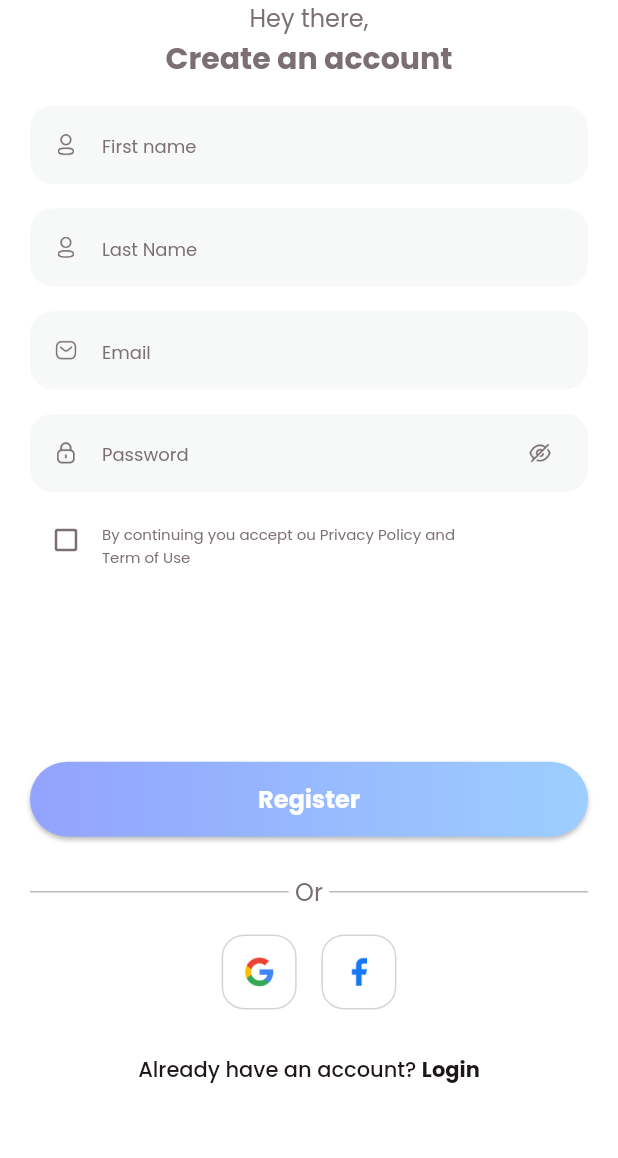
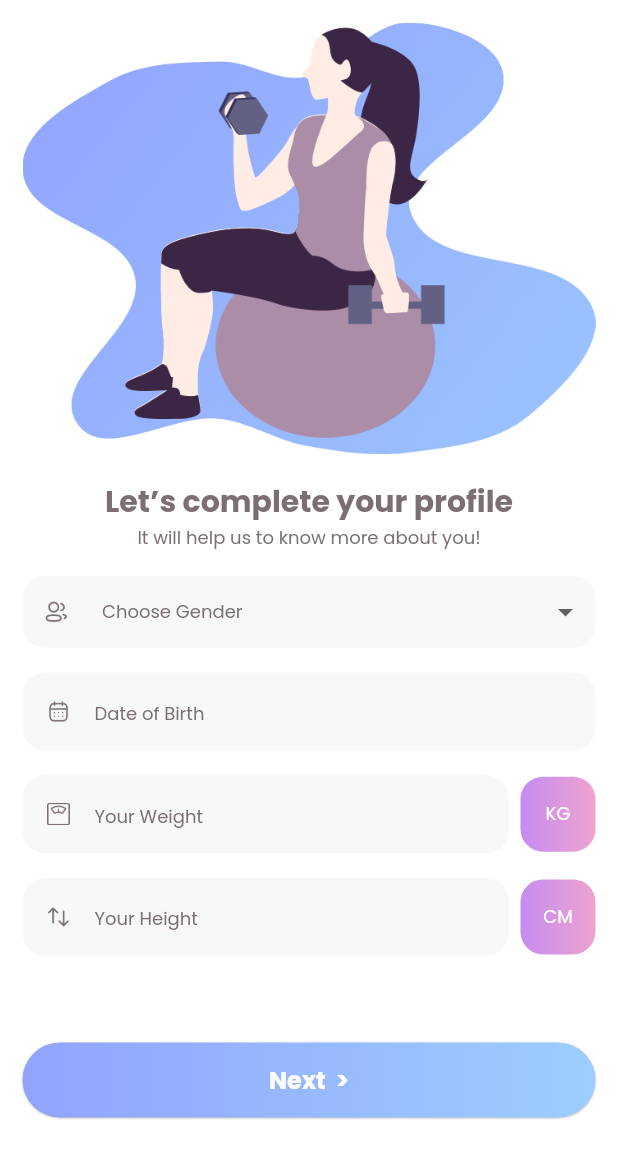
Before and after one commit to dat2403/fitness, a Flutter app: the SignUpView screen opened by its route, after a tap on "Register", on a phone screen of 412 x 824 dp. Shown: the top 1158 px of the screen. Run offline on Flutter 3.47's test engine with Material 2 defaults, Android fonts, the phone set to English and light mode, and no system bars; our stand-ins replace carousel_slider.

```diff
--- a/lib/common_widgets/round_button.dart
+++ b/lib/common_widgets/round_button.dart
@@ -29,8 +29,8 @@ class RoundButton extends StatelessWidget {
             ? const [
                 BoxShadow(
                   color: Colors.black26,
-                  blurRadius: 2,
-                  offset: Offset(0, 2),
+                  blurRadius: 0.5,
+                  offset: Offset(0, 0.5),
                 ),
               ]
             : null,
--- a/lib/router.dart
+++ b/lib/router.dart
@@ -1,4 +1,8 @@
+import 'package:fitness/views/auth/complete_profile_view.dart';
+import 'package:fitness/views/auth/login_view.dart';
 import 'package:fitness/views/auth/signup_view.dart';
+import 'package:fitness/views/auth/welcome_view.dart';
+import 'package:fitness/views/auth/your_goal_view.dart';
 import 'package:fitness/views/on_boarding/on_boarding_view.dart';
 import 'package:fitness/views/on_boarding/started_view.dart';
 import 'package:flutter/material.dart';
@@ -26,6 +30,34 @@ Route<dynamic> generateRoute(RouteSettings routeSettings) {
           builder: (_) => const SignUpView(),
         );
       }
+    case LoginView.routeName:
+      {
+        return MaterialPageRoute(
+          settings: routeSettings,
+          builder: (_) => const LoginView(),
+        );
+      }
+    case CompleteProfileView.routeName:
+      {
+        return MaterialPageRoute(
+          settings: routeSettings,
+          builder: (_) => const CompleteProfileView(),
+        );
+      }
+    case YourGoalView.routeName:
+      {
+        return MaterialPageRoute(
+          settings: routeSettings,
+          builder: (_) => const YourGoalView(),
+        );
+      }
+    case WelcomeView.routeName:
+      {
+        return MaterialPageRoute(
+          settings: routeSettings,
+          builder: (_) => const WelcomeView(),
+        );
+      }
     default:
       {
         return MaterialPageRoute(
--- /dev/null
+++ b/lib/views/auth/complete_profile_view.dart
@@ -0,0 +1,209 @@
+import 'package:fitness/common/color_extension.dart';
+import 'package:fitness/common_widgets/round_button.dart';
+import 'package:fitness/common_widgets/round_textfield.dart';
+import 'package:fitness/views/auth/your_goal_view.dart';
+import 'package:flutter/material.dart';
+
+class CompleteProfileView extends StatefulWidget {
+  static const String routeName = '/complete-profile';
+
+  const CompleteProfileView({Key? key}) : super(key: key);
+
+  @override
+  State<CompleteProfileView> createState() => _CompleteProfileViewState();
+}
+
+class _CompleteProfileViewState extends State<CompleteProfileView> {
+  TextEditingController txtDate = TextEditingController();
+
+  @override
+  Widget build(BuildContext context) {
+    var media = MediaQuery.of(context).size;
+    return Scaffold(
+      backgroundColor: TColor.white,
+      body: SingleChildScrollView(
+        child: SafeArea(
+          child: Padding(
+            padding: const EdgeInsets.all(15.0),
+            child: Column(
+              children: [
+                Image.asset(
+                  "assets/images/complete_profile.png",
+                  fit: BoxFit.fitWidth,
+                  width: media.width,
+                ),
+                SizedBox(
+                  height: media.height * 0.02,
+                ),
+                Text(
+                  "Let’s complete your profile",
+                  style: TextStyle(
+                    color: TColor.gray,
+                    fontSize: 20,
+                    fontWeight: FontWeight.w700,
+                  ),
+                ),
+                Text(
+                  "It will help us to know more about you!",
+                  style: TextStyle(
+                    color: TColor.gray,
+                    fontSize: 12,
+                  ),
+                ),
+                SizedBox(
+                  height: media.width * 0.04,
+                ),
+                Container(
+                  // margin: margin,
+                  decoration: BoxDecoration(
+                    color: TColor.lightGray,
+                    borderRadius: BorderRadius.circular(15),
+                  ),
+                  child: Row(
+                    children: [
+                      Container(
+                        width: 45,
+                        height: 45,
+                        alignment: Alignment.center,
+                        padding: const EdgeInsets.symmetric(horizontal: 15),
+                        child: Image.asset(
+                          "assets/images/gender.png",
+                          width: 15,
+                          height: 15,
+                          fit: BoxFit.contain,
+                          color: TColor.gray,
+                        ),
+                      ),
+                      const SizedBox(
+                        width: 8,
+                      ),
+                      Expanded(
+                        child: DropdownButtonHideUnderline(
+                          child: DropdownButton(
+                            items: ["Male", "Female"]
+                                .map(
+                                  (genderOption) => DropdownMenuItem(
+                                    value: genderOption,
+                                    child: Text(
+                                      genderOption,
+                                      style: TextStyle(
+                                        fontSize: 14,
+                                        color: TColor.gray,
+                                      ),
+                                    ),
+                                  ),
+                                )
+                                .toList(),
+                            onChanged: (value) {},
+                            isExpanded: true,
+                            hint: Text(
+                              "Choose Gender",
+                              style: TextStyle(
+                                fontSize: 12,
+                                color: TColor.gray,
+                              ),
+                            ),
+                          ),
+                        ),
+                      ),
+                      const SizedBox(
+                        width: 8,
+                      ),
+                    ],
+                  ),
+                ),
+                SizedBox(
+                  height: media.width * 0.04,
+                ),
+                RoundTextField(
+                  textEditingController: txtDate,
+                  hintText: "Date of Birth",
+                  icon: "assets/images/date.png",
+                ),
+                SizedBox(
+                  height: media.width * 0.04,
+                ),
+                Row(
+                  children: [
+                    const Expanded(
+                      child: RoundTextField(
+                        // textEditingController: null,
+                        hintText: "Your Weight",
+                        icon: "assets/images/weight.png",
+                      ),
+                    ),
+                    const SizedBox(
+                      width: 8,
+                    ),
+                    Container(
+                      width: 50,
+                      height: 50,
+                      alignment: Alignment.center,
+                      decoration: BoxDecoration(
+                        gradient: LinearGradient(
+                          colors: TColor.secondaryG,
+                        ),
+                        borderRadius: BorderRadius.circular(15.0),
+                      ),
+                      child: Text(
+                        "KG",
+                        style: TextStyle(
+                          fontSize: 12,
+                          color: TColor.white,
+                        ),
+                      ),
+                    )
+                  ],
+                ),
+                SizedBox(
+                  height: media.width * 0.04,
+                ),
+                Row(
+                  children: [
+                    const Expanded(
+                      child: RoundTextField(
+                        // textEditingController: null,
+                        hintText: "Your Height",
+                        icon: "assets/images/height.png",
+                      ),
+                    ),
+                    const SizedBox(
+                      width: 8,
+                    ),
+                    Container(
+                      width: 50,
+                      height: 50,
+                      alignment: Alignment.center,
+                      decoration: BoxDecoration(
+                        gradient: LinearGradient(
+                          colors: TColor.secondaryG,
+                        ),
+                        borderRadius: BorderRadius.circular(15.0),
+                      ),
+                      child: Text(
+                        "CM",
+                        style: TextStyle(
+                          fontSize: 12,
+                          color: TColor.white,
+                        ),
+                      ),
+                    )
+                  ],
+                ),
+                SizedBox(
+                  height: media.height * 0.07,
+                ),
+                RoundButton(
+                  title: "Next  >",
+                  onPress: () {
+                    Navigator.pushNamed(context, YourGoalView.routeName);
+                  },
+                ),
+              ],
+            ),
+          ),
+        ),
+      ),
+    );
+  }
+}
--- a/lib/views/auth/signup_view.dart
+++ b/lib/views/auth/signup_view.dart
@@ -1,6 +1,8 @@
 import 'package:fitness/common/color_extension.dart';
 import 'package:fitness/common_widgets/round_button.dart';
 import 'package:fitness/common_widgets/round_textfield.dart';
+import 'package:fitness/views/auth/complete_profile_view.dart';
+import 'package:fitness/views/auth/login_view.dart';
 import 'package:flutter/material.dart';
 
 class SignUpView extends StatefulWidget {
@@ -116,13 +118,11 @@ class _SignUpViewState extends State<SignUpView> {
                     ),
                     Container(
                       margin: const EdgeInsets.only(top: 8),
-                      child: Expanded(
-                        child: Text(
-                          "By continuing you accept ou Privacy Policy and\nTerm of Use",
-                          style: TextStyle(
-                            fontSize: 10,
-                            color: TColor.gray,
-                          ),
+                      child: Text(
+                        "By continuing you accept ou Privacy Policy and\nTerm of Use",
+                        style: TextStyle(
+                          fontSize: 10,
+                          color: TColor.gray,
                         ),
                       ),
                     ),
@@ -131,7 +131,12 @@ class _SignUpViewState extends State<SignUpView> {
                 SizedBox(
                   height: media.height * 0.15,
                 ),
-                RoundButton(title: "Register", onPress: () {}),
+                RoundButton(
+                    title: "Register",
+                    onPress: () {
+                      Navigator.pushNamed(
+                          context, CompleteProfileView.routeName);
+                    }),
                 SizedBox(
                   height: media.height * 0.03,
                 ),
@@ -215,7 +220,9 @@ class _SignUpViewState extends State<SignUpView> {
                   height: media.height * 0.02,
                 ),
                 TextButton(
-                  onPressed: () {},
+                  onPressed: () {
+                    Navigator.pushNamed(context, LoginView.routeName);
+                  },
                   child: Row(
                     mainAxisSize: MainAxisSize.min,
                     children: [
--- a/pubspec.yaml
+++ b/pubspec.yaml
@@ -35,6 +35,7 @@ dependencies:
   # The following adds the Cupertino Icons font to your application.
   # Use with the CupertinoIcons class for iOS style icons.
   cupertino_icons: ^1.0.2
+  carousel_slider: ^4.2.1
 
 dev_dependencies:
   flutter_test:
```
Also changed, not shown: lib/views/auth/login_view.dart (added, +21 -0 lines), lib/views/auth/welcome_view.dart (added, +60 -0 lines), lib/views/auth/your_goal_view.dart (added, +157 -0 lines), assets/images/height.png (renamed from assets/images/hight.png), pubspec.lock.
